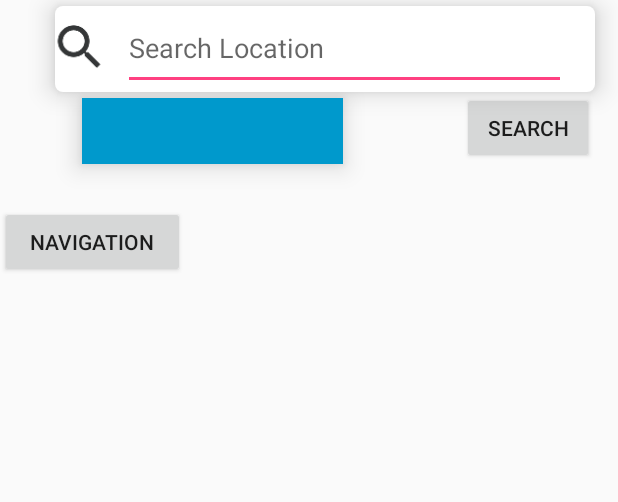
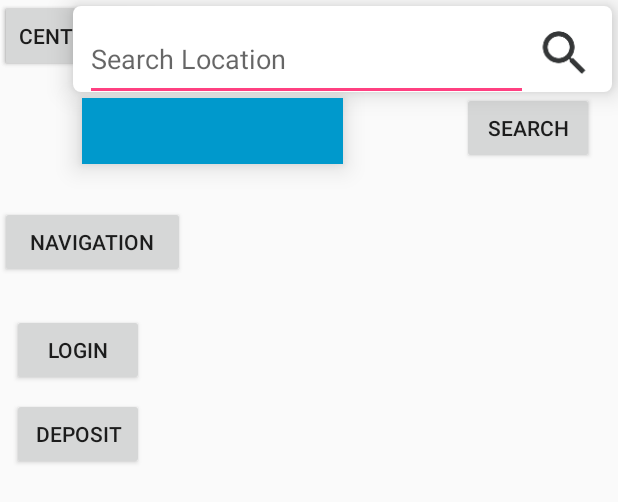
Before and after one commit to tanliangwei/CZ2006, an Android app: the layout content_main.xml on its own in the app's theme, with its tools: preview values and no code run, on a phone screen of 412 x 824 dp. Shown: the top 502 px of the screen. Run offline under Robolectric (Android 15) with nearby library versions, the phone set to English and light mode, and no system bars.

Commit message:
recover deposit button

```diff
--- a/app/src/main/java/com/recyclingsg/app/MainActivity.java
+++ b/app/src/main/java/com/recyclingsg/app/MainActivity.java
@@ -137,7 +137,27 @@ public class MainActivity extends AppCompatActivity
         }
     }
 
+    // The function for Facebook Login to start running
+    public void loadFacebookLogin(View view){
+        Intent intent = new Intent(getApplicationContext(), FacebookLogin.class);
+        String message = "Welcome to Facebook login page!";
+        intent.putExtra("message", message);
+        startActivity(intent);
+    }
 
+    //The function for deposit category activity to start running
+    public  void loadDepositCategoryActivity(View view){
+        if(FacebookLogin.getLoginStatus()) {
+            Intent intent = new Intent(MainActivity.this, FacebookLogin.class);
+            String message = "Please login in to Facebook first.";
+            intent.putExtra("message", message);
+            startActivity(intent);
+        }
+        else {
+            Intent intent = new Intent(MainActivity.this, DepositCategoryActivity.class);
+            startActivity(intent);
+        }
+    }
 
 //    private void initSearchField() {
 //        Log.d(TAG, "initSearchField: initializing");
--- a/app/src/main/res/layout/content_main.xml
+++ b/app/src/main/res/layout/content_main.xml
@@ -18,10 +18,10 @@
 
     <android.support.constraint.ConstraintLayout
         android:id="@+id/search_bar"
-        android:layout_width="360dp"
+        android:layout_width="359dp"
         android:layout_height="57dp"
         android:layout_marginBottom="4dp"
-        android:layout_marginEnd="15dp"
+        android:layout_marginEnd="4dp"
         android:layout_marginStart="4dp"
         android:layout_marginTop="4dp"
         android:background="@drawable/white_border"
@@ -39,10 +39,11 @@
             android:id="@+id/ic_magnify"
             android:layout_width="33dp"
             android:layout_height="31dp"
-            android:layout_marginTop="12dp"
+            android:layout_marginStart="8dp"
+            android:layout_marginTop="16dp"
             android:src="@drawable/ic_magnify"
-            app:layout_constraintTop_toTopOf="parent"
-            tools:layout_editor_absoluteX="1dp" />
+            app:layout_constraintStart_toEndOf="@+id/autoCompleteTextView"
+            app:layout_constraintTop_toTopOf="parent" />
         <!--<EditText-->
         <!--android:layout_width="0dp"-->
         <!--android:layout_height="match_parent"-->
@@ -63,18 +64,16 @@
             android:id="@+id/autoCompleteTextView"
             android:layout_width="295dp"
             android:layout_height="55dp"
-            android:layout_marginEnd="8dp"
+            android:layout_marginStart="8dp"
+            android:layout_marginTop="8dp"
             android:ems="10"
             android:hint="Search Location"
             android:inputType="text"
             android:text=""
             android:textColor="#000"
             android:textSize="18sp"
-            app:layout_constraintBottom_toBottomOf="parent"
-            app:layout_constraintEnd_toEndOf="parent"
-            app:layout_constraintStart_toEndOf="@+id/ic_magnify"
-            app:layout_constraintTop_toTopOf="parent"
-            app:layout_constraintVertical_bias="0.473">
+            app:layout_constraintStart_toStartOf="parent"
+            app:layout_constraintTop_toTopOf="parent">
 
             <!--android:layout_width="wrap_content"-->
             <!--android:layout_height="wrap_content"-->
@@ -126,6 +125,44 @@
         app:layout_constraintStart_toStartOf="parent"
         app:layout_constraintTop_toBottomOf="@+id/trash_type_selection_spinner" />
 
+    <Button
+        android:id="@+id/btn_homeInfo"
+        android:layout_width="wrap_content"
+        android:layout_height="wrap_content"
+        android:text="Info"
+        tools:layout_editor_absoluteX="280dp"
+        tools:layout_editor_absoluteY="346dp" />
+
+    <Button
+        android:id="@+id/btn_centerMap"
+        android:layout_width="wrap_content"
+        android:layout_height="wrap_content"
+        android:text="CenterMap"
+        tools:layout_editor_absoluteX="280dp"
+        tools:layout_editor_absoluteY="394dp" />
+
+    <Button
+        android:id="@+id/button4"
+        android:layout_width="wrap_content"
+        android:layout_height="wrap_content"
+        android:layout_marginStart="8dp"
+        android:layout_marginTop="24dp"
+        android:onClick="loadFacebookLogin"
+        android:text="Login"
+        app:layout_constraintStart_toStartOf="parent"
+        app:layout_constraintTop_toBottomOf="@+id/Navigation" />
+
+    <Button
+        android:id="@+id/button5"
+        android:layout_width="wrap_content"
+        android:layout_height="wrap_content"
+        android:layout_marginStart="8dp"
+        android:layout_marginTop="8dp"
+        android:onClick="loadDepositCategoryActivity"
+        android:text="Deposit"
+        app:layout_constraintStart_toStartOf="parent"
+        app:layout_constraintTop_toBottomOf="@+id/button4" />
+
     <!--android:id="@+id/depositTrash"-->
     <!--android:layout_width="wrap_content"-->
     <!--android:layout_height="wrap_content"-->
```
